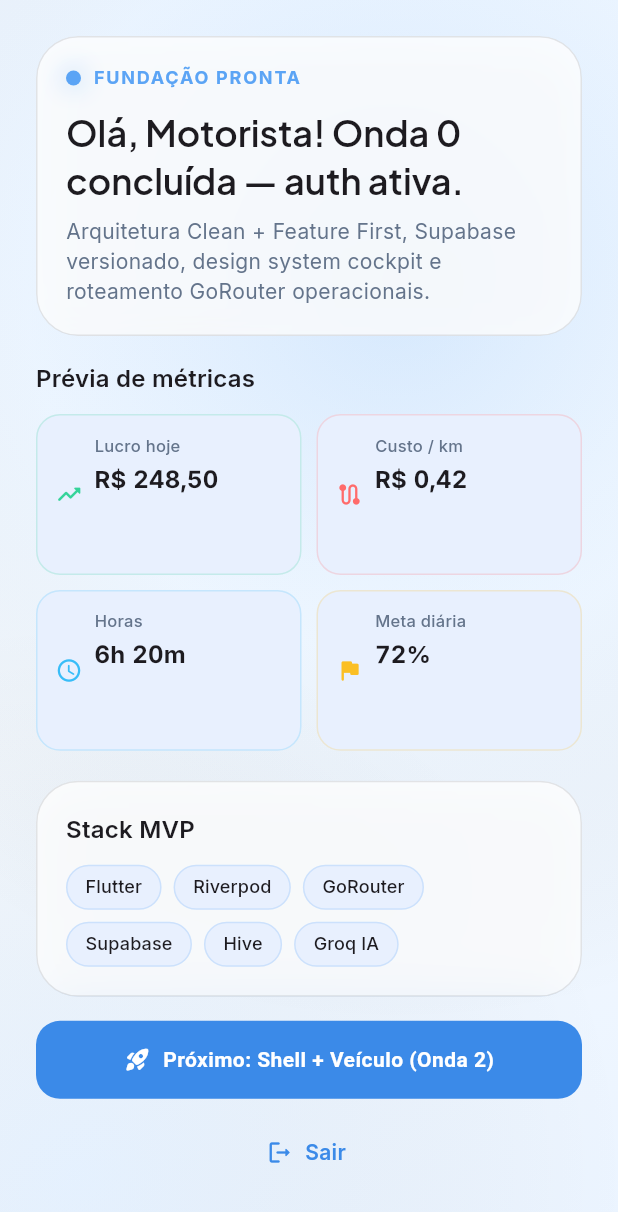
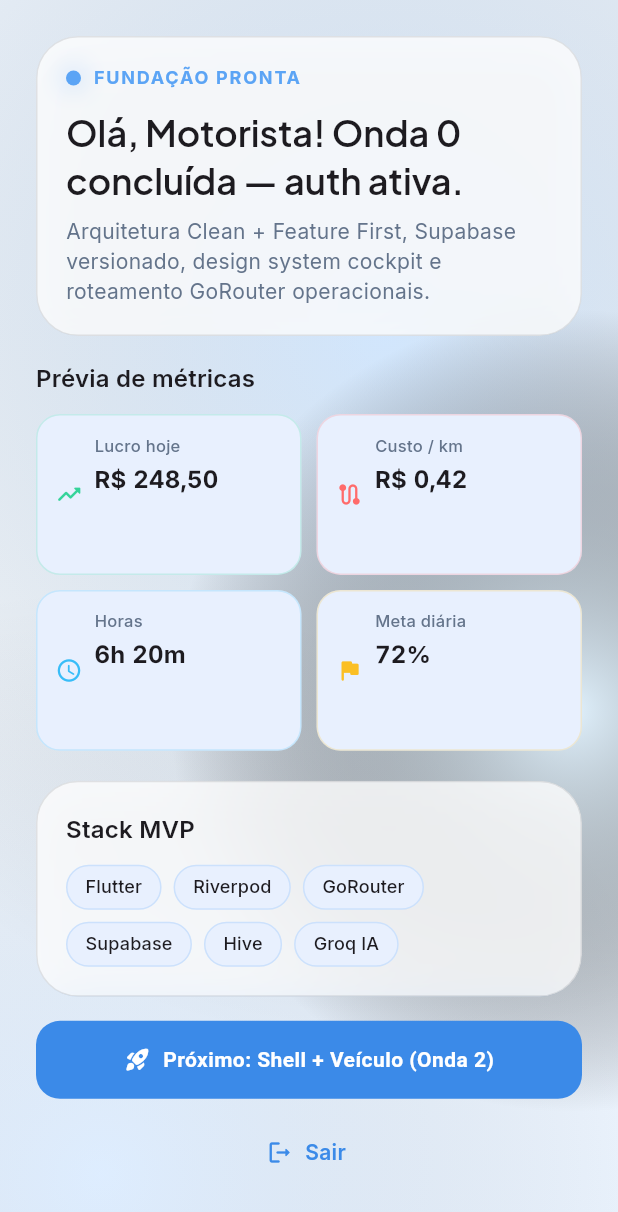
Before and after one commit to solerpedroo/driveflow, a Flutter app: the FoundationScreen screen opened directly, scrolled down 104 dp, on a phone screen of 412 x 824 dp. Shown: the top 1212 px of the screen. Run offline on Flutter 3.47's test engine with Material 3 defaults, Android fonts, the phone set to English and light mode, and no system bars; our stand-ins replace cached_network_image, connectivity_plus, dio, file_picker, fl_chart, flutter_hooks and 14 more; missing offline and left inert: google_mlkit_text_recognition; accounts and stored records are empty; network calls fail; statements that could not run were skipped.

Commit message:
feat(ui): upgrade background to multi-radial mesh gradient animation
Co-authored-by: Pedro Henrique Contardi Soler <pedrocsoler@hotmail.com>

```diff
--- a/lib/shared/widgets/driveflow_gradient_background.dart
+++ b/lib/shared/widgets/driveflow_gradient_background.dart
@@ -1,8 +1,9 @@
 import 'package:flutter/material.dart';
 
 import '../../core/theme/app_colors.dart';
+import '../../core/theme/app_gradients.dart';
 
-/// Fundo animado com gradiente ambient + glow — assinatura visual DriveFlow.
+/// Fundo mesh animado — referência FitCal / FitFolio premium backgrounds.
 class DriveFlowGradientBackground extends StatefulWidget {
   const DriveFlowGradientBackground({
     required this.child,
@@ -26,7 +27,7 @@ class _DriveFlowGradientBackgroundState
     super.initState();
     _controller = AnimationController(
       vsync: this,
-      duration: const Duration(seconds: 8),
+      duration: const Duration(seconds: 10),
     )..repeat(reverse: true);
   }
 
@@ -40,45 +41,27 @@ class _DriveFlowGradientBackgroundState
   Widget build(BuildContext context) {
     final brightness = Theme.of(context).brightness;
     final ambient = AppColors.ambientGradient(brightness);
-    final glow = AppColors.accentGlow(brightness);
 
     return AnimatedBuilder(
       animation: _controller,
       builder: (context, child) {
         final t = _controller.value;
+        final meshGlows = AppGradients.meshGlows(brightness, t);
+
         return Stack(
           fit: StackFit.expand,
           children: [
             DecoratedBox(
               decoration: BoxDecoration(
                 gradient: LinearGradient(
-                  begin: Alignment.topLeft,
-                  end: Alignment.bottomRight,
+                  begin: Alignment.topCenter,
+                  end: Alignment.bottomCenter,
                   colors: ambient,
                 ),
               ),
             ),
-            DecoratedBox(
-              decoration: BoxDecoration(
-                gradient: RadialGradient(
-                  center: Alignment(0.2 + t * 0.3, -0.6 + t * 0.2),
-                  radius: 1.2,
-                  colors: glow,
-                ),
-              ),
-            ),
-            DecoratedBox(
-              decoration: BoxDecoration(
-                gradient: RadialGradient(
-                  center: Alignment(-0.8 + t * 0.15, 0.9),
-                  radius: 0.9,
-                  colors: [
-                    AppColors.skyBlue.withValues(alpha: 0.06 + t * 0.04),
-                    Colors.transparent,
-                  ],
-                ),
-              ),
-            ),
+            for (final glow in meshGlows)
+              DecoratedBox(decoration: BoxDecoration(gradient: glow)),
             child!,
           ],
         );
```
